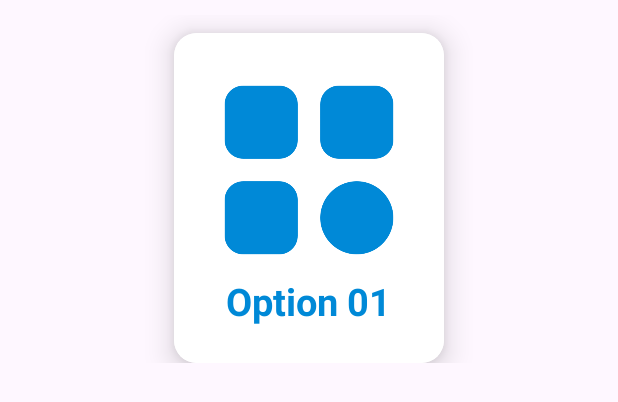
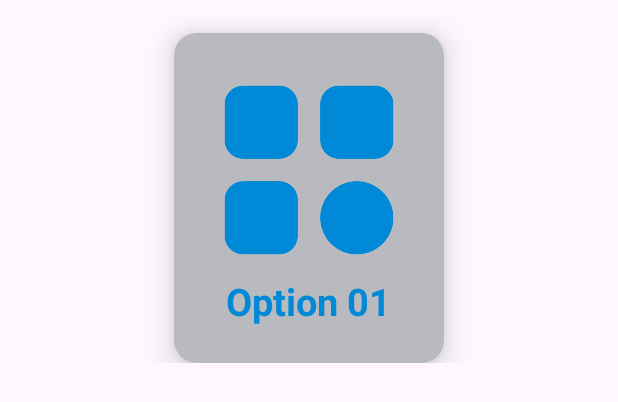
Before and after one commit to kavishkasupun/Estok, an Android app: the layout item_view.xml on its own in the app's theme, with its tools: preview values and no code run, on a phone screen of 412 x 824 dp. Shown: the top 402 px of the screen. Run offline under Robolectric (Android 15) with nearby library versions, the phone set to English and light mode, and no system bars.

Commit message:
layout fix 1.2

```diff
--- a/app/src/main/res/layout/activity_user.xml
+++ b/app/src/main/res/layout/activity_user.xml
@@ -28,7 +28,7 @@
         android:id="@+id/username"
         android:layout_marginTop="12dp"
         android:text=""
-        android:textColor="@color/white"
+        android:textColor="@color/black"
         android:textSize="20sp"
         android:textStyle="bold"
         app:layout_constraintEnd_toEndOf="@id/profileImg"
@@ -40,7 +40,7 @@
         android:layout_height="wrap_content"
         android:id="@+id/email"
         android:text=""
-        android:textColor="@color/white"
+        android:textColor="@color/black"
         android:textSize="18sp"
         android:layout_marginTop="10dp"
         app:layout_constraintEnd_toEndOf="@id/username"
--- a/app/src/main/res/layout/item_view.xml
+++ b/app/src/main/res/layout/item_view.xml
@@ -21,7 +21,7 @@
         <LinearLayout
             android:layout_width="180dp"
             android:layout_height="220dp"
-            android:background="@color/white"
+            android:background="@color/light_bg"
             android:gravity="center"
             android:orientation="vertical">
 
--- a/app/src/main/res/layout/view_order.xml
+++ b/app/src/main/res/layout/view_order.xml
@@ -15,7 +15,7 @@
         android:layout_width="350dp"
         android:layout_height="300dp"
         android:background="@drawable/box_with_round_corner"
-        android:backgroundTint="@color/white"
+        android:backgroundTint="@color/light_bg"
         app:layout_constraintEnd_toEndOf="parent"
         app:layout_constraintHeight_percent="0.5"
         app:layout_constraintHorizontal_bias="0.491"
--- a/app/src/main/res/layout/view_stock.xml
+++ b/app/src/main/res/layout/view_stock.xml
@@ -12,7 +12,7 @@
         android:layout_width="150dp"
         android:layout_height="100dp"
         android:background="@drawable/box_with_round_corner"
-        android:backgroundTint="@color/white"
+        android:backgroundTint="@color/light_bg"
         app:layout_constraintEnd_toEndOf="parent"
         app:layout_constraintHeight_percent="0.5"
         app:layout_constraintHorizontal_bias="0.491"
```
